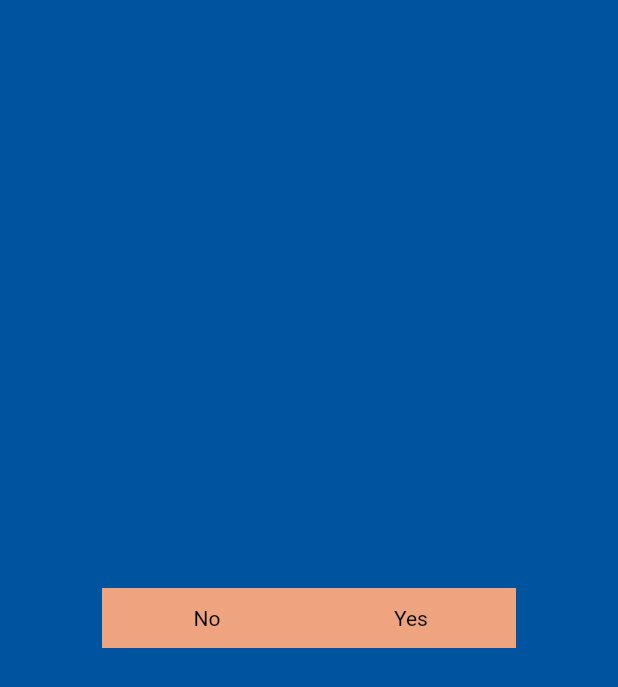
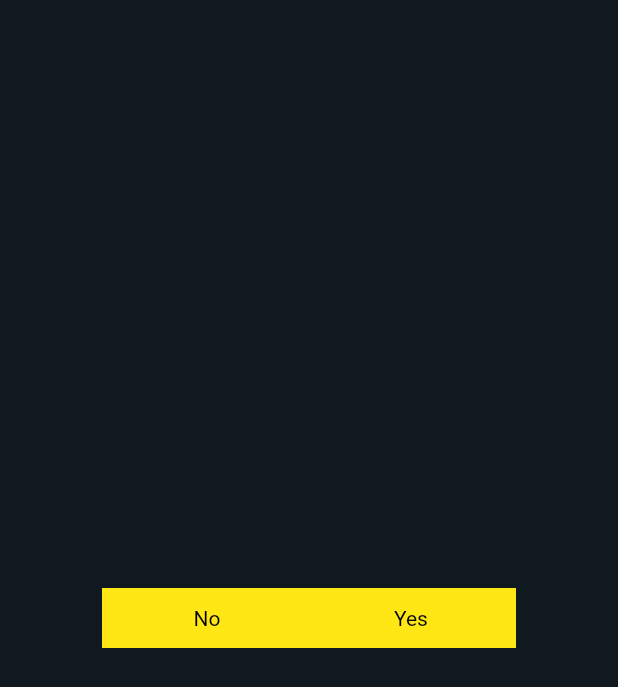
Before and after one commit to callumf222/Decision-Game, a Flutter app: the screen it shows after launch, on a phone screen of 412 x 824 dp. Shown: the top 687 px of the screen. Run offline on Flutter 3.47's test engine with Material 2 defaults, Android fonts, the phone set to English and light mode, and no system bars; our stand-ins replace hive, hive_flutter; accounts and stored records are empty.

Commit message:
Update main.dart

```diff
--- a/lib/main.dart
+++ b/lib/main.dart
@@ -120,7 +120,7 @@ class MyFlutterState extends State<MyFlutterApp> {
   @override
   Widget build(BuildContext context) {
     return Scaffold(
-      backgroundColor: const Color(0xff00539f),
+      backgroundColor: const Color(0xff101820/*00539f*/),
       body: Align(
         alignment: Alignment.center,
         child: SizedBox(
@@ -140,7 +140,7 @@ class MyFlutterState extends State<MyFlutterApp> {
                 alignment: const Alignment(-0.5, 0.0),
                 child: MaterialButton(
                   onPressed: () {noclickHandler();},
-                  color: const Color(0xffeea47f),
+                  color: const Color(0xfffee715 /*eea47f*/),
                   elevation: 0,
                   shape: const RoundedRectangleBorder(
                     borderRadius: BorderRadius.zero,
@@ -165,7 +165,7 @@ class MyFlutterState extends State<MyFlutterApp> {
                 alignment: const Alignment(0.5, 0.0),
                 child: MaterialButton(
                   onPressed: () {yesclickHandler();},
-                  color: const Color(0xffeea47f),
+                  color: const Color(0xfffee715 /*eea47f*/),
                   elevation: 0,
                   shape: const RoundedRectangleBorder(
                     borderRadius: BorderRadius.zero,
@@ -197,7 +197,7 @@ class MyFlutterState extends State<MyFlutterApp> {
                     fontWeight: FontWeight.w400,
                     fontStyle: FontStyle.normal,
                     fontSize: 34,
-                    color: Color(0xffeea47f),
+                    color: Color(0xfffee715 /*eea47f*/),
                   ),
                 ),
               ),
```
